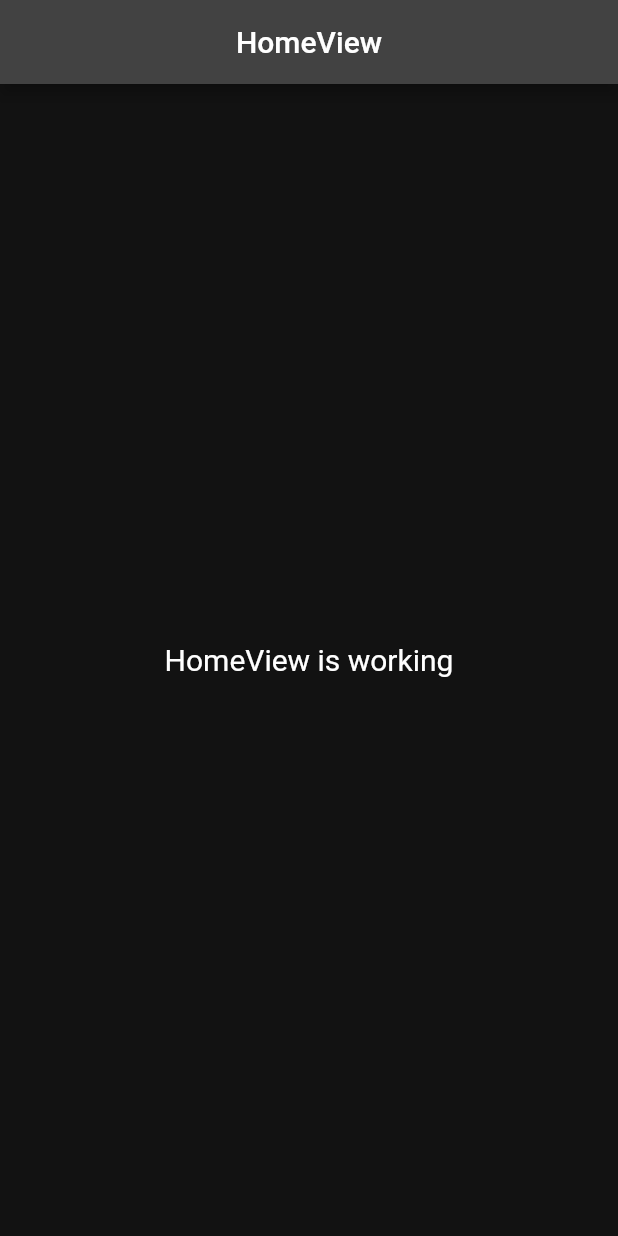
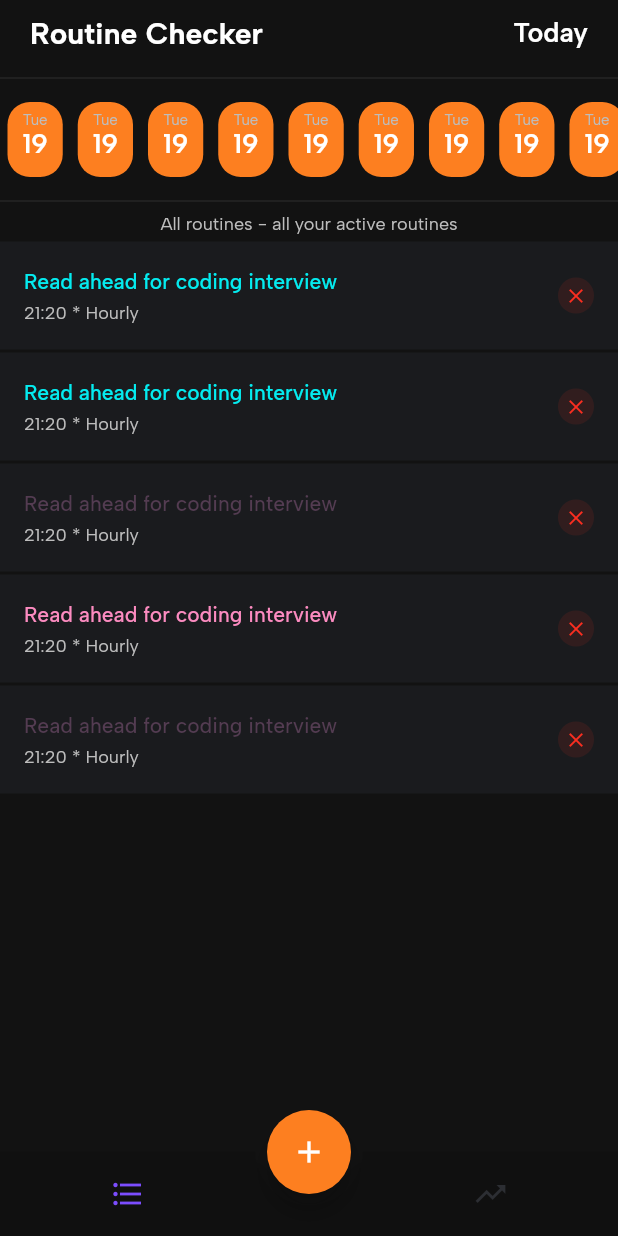
Before and after one commit to JustineUgo/routine_checker, a Flutter app: the screen it shows after launch, on a phone screen of 412 x 824 dp. Run offline on Flutter 3.47's test engine with Material 2 defaults, Android fonts, the phone set to English and light mode, and no system bars; drawn by our look-alikes of animated_bottom_navigation_bar; our stand-ins replace get.

Commit message:
basic dashboard ui

```diff
--- /dev/null
+++ b/lib/app/custom/widgets/appbar/appbar.dart
@@ -0,0 +1,43 @@
+
+import 'package:flutter/material.dart';
+import 'package:routine/app/utils/dimensions/dimensions.dart';
+
+class Appbar extends StatefulWidget {
+  const Appbar({
+    Key? key, required this.day,
+  }) : super(key: key);
+  final String day;
+
+  @override
+  State<Appbar> createState() => _AppbarState();
+}
+
+class _AppbarState extends State<Appbar> {
+  @override
+  Widget build(BuildContext context) {
+    return Column(
+      children: [
+        Container(
+          padding: EdgeInsets.symmetric(
+            horizontal: Dimensions.basePadding * 2,
+            vertical: Dimensions.basePadding
+          ),
+          child: Row(
+            mainAxisAlignment: MainAxisAlignment.spaceBetween,
+            children: [
+              Text(
+                'Routine Checker',
+                style: Theme.of(context).textTheme.headline1
+              ),
+              Text(
+                widget.day,
+                style: Theme.of(context).textTheme.headline2
+              ),
+            ],
+          ),
+        ),
+        const Divider(),
+      ],
+    );
+  }
+}
--- a/lib/app/modules/home/controllers/home_controller.dart
+++ b/lib/app/modules/home/controllers/home_controller.dart
@@ -1,9 +1,18 @@
+
+import 'dart:ui';
+
+import 'package:flutter/cupertino.dart';
 import 'package:get/get.dart';
+import 'package:routine/app/utils/color/color.dart';
+import 'package:routine/app/utils/constants/duration/duration.dart';
 
 class HomeController extends GetxController {
-  //TODO: Implement HomeController
+  PageController pageController = PageController();
 
-  final count = 0.obs;
+  var pageIndex = 0.obs;
+
+  List<Color> frequency = [hourly, daily, weekly, monthly, yearly];
+
   @override
   void onInit() {
     super.onInit();
@@ -19,5 +28,10 @@ class HomeController extends GetxController {
     super.onClose();
   }
 
-  void increment() => count.value++;
+  //switch the screen btw ALL and NEXTUP
+  void switchScreen(int index){
+    pageIndex.value = index;
+    pageController.animateToPage(pageIndex.value, duration: Durations.animation, curve: Curves.easeInOut);
+  }
+
 }
--- a/lib/app/modules/home/views/home_view.dart
+++ b/lib/app/modules/home/views/home_view.dart
@@ -1,7 +1,14 @@
+import 'package:animated_bottom_navigation_bar/animated_bottom_navigation_bar.dart';
 import 'package:flutter/material.dart';
 
 import 'package:get/get.dart';
-
+import 'package:routine/app/custom/widgets/appbar/appbar.dart';
+import 'package:routine/app/modules/home/views/widgets/nextup/nextup.dart';
+import 'package:routine/app/modules/home/views/widgets/routine_card/routine_card.dart';
+import 'package:routine/app/modules/home/views/widgets/routines/routines.dart';
+import 'package:routine/app/modules/home/views/widgets/timeline/timeline.dart';
+import 'package:routine/app/utils/color/color.dart';
+import 'package:routine/app/utils/dimensions/dimensions.dart';
 import '../controllers/home_controller.dart';
 
 class HomeView extends GetView<HomeController> {
@@ -9,16 +16,55 @@ class HomeView extends GetView<HomeController> {
   @override
   Widget build(BuildContext context) {
     return Scaffold(
-      appBar: AppBar(
-        title: const Text('HomeView'),
-        centerTitle: true,
+      floatingActionButton: FloatingActionButton(
+        onPressed: () {},
+        child: Icon(Icons.add),
       ),
-      body: Center(
-        child: Text(
-          'HomeView is working',
-          style: TextStyle(fontSize: 20),
+      floatingActionButtonLocation: FloatingActionButtonLocation.centerDocked,
+      bottomNavigationBar: Obx(()=>
+        AnimatedBottomNavigationBar(
+          inactiveColor: backgroundAccent1,
+          iconSize: 24,
+          backgroundColor: dark,
+          icons: const [Icons.format_list_bulleted_outlined, Icons.trending_up_outlined,],
+          activeIndex: controller.pageIndex.value,
+          gapLocation: GapLocation.center,
+          notchSmoothness: NotchSmoothness.smoothEdge,
+          onTap: (index) {
+            controller.switchScreen(index);
+          }
         ),
       ),
+      body: SafeArea(
+        child: Column(
+          children: [
+            Appbar(day: 'Today',),
+            DateTimeline(),
+            Obx(()=>
+              Container(
+                padding: EdgeInsets.only(bottom: Dimensions.basePadding/2),
+                child: Text(
+                  controller.pageIndex.value==0? 'All routines - all your active routines'
+                  :'Next up - routines in the next 12 hours',
+                  style: Theme.of(context).textTheme.headline6!.copyWith(
+                    color: grey
+                  ),
+                ),
+              ),
+            ),
+            Expanded(
+              child: PageView(
+                onPageChanged: (value) => controller.switchScreen(value),
+                controller: controller.pageController,
+                children: [
+                  AllRoutines(controller: controller, ),
+                  NextUp(controller: controller,),
+                ],
+              ),
+            ),
+          ],
+        ),
+      )
     );
   }
 }
--- /dev/null
+++ b/lib/app/modules/home/views/widgets/nextup/nextup.dart
@@ -0,0 +1,31 @@
+
+import 'package:flutter/material.dart';
+import 'package:routine/app/modules/home/controllers/home_controller.dart';
+import 'package:routine/app/modules/home/views/widgets/routine_card/routine_card.dart';
+
+class NextUp extends StatefulWidget {
+  const NextUp({
+    Key? key,
+    required this.controller,
+  }) : super(key: key);
+
+  final HomeController controller;
+
+  @override
+  State<NextUp> createState() => _NextUpState();
+}
+
+class _NextUpState extends State<NextUp> {
+  @override
+  Widget build(BuildContext context) {
+    return ListView.builder(
+      itemCount: 5,
+      itemBuilder: (context, index){
+        index = index==0?1:index;
+        int colorIndex = widget.controller.frequency.length%index;
+        colorIndex = colorIndex>4 ? 4: colorIndex;
+        return RoutineCard(controller: widget.controller, colorIndex: colorIndex, status: -3,);
+      }
+    );
+  }
+}
--- /dev/null
+++ b/lib/app/modules/home/views/widgets/routine_card/routine_card.dart
@@ -0,0 +1,54 @@
+
+import 'package:flutter/material.dart';
+import 'package:routine/app/modules/home/controllers/home_controller.dart';
+import 'package:routine/app/utils/color/color.dart';
+import 'package:routine/app/utils/dimensions/dimensions.dart';
+
+class RoutineCard extends StatefulWidget {
+  const RoutineCard({
+    Key? key,
+    required this.controller,
+    required this.colorIndex, required this.status,
+  }) : super(key: key);
+
+  final HomeController controller;
+  final int colorIndex;
+  final int status;
+
+  @override
+  State<RoutineCard> createState() => _RoutineCardState();
+}
+
+class _RoutineCardState extends State<RoutineCard> {
+  @override
+  Widget build(BuildContext context) {
+    return Column(
+      children: [
+        ListTile(
+          tileColor: backgroundSecondary,
+          title: Text(
+            'Read ahead for coding interview',
+            style: Theme.of(context).textTheme.headline4!.copyWith(
+              color: widget.controller.frequency[widget.colorIndex]
+            )
+          ),
+          subtitle: Text(
+            '21:20 * Hourly',
+            style: Theme.of(context).textTheme.headline6!.copyWith(
+              color: grey
+            ),
+          ),
+          trailing: CircleAvatar(
+            radius: Dimensions.basePadding*1.2,
+            backgroundColor: widget.status==-3?backgroundAccent:red.withOpacity(.1),//green.withOpacity(.1),//backgroundAccent,
+            child: Icon(
+              widget.status==-3?Icons.block: Icons.close, //Icons.check //Icons.block
+              color: widget.status==-3? dark: red,
+            ),
+          ),
+        ),
+        const SizedBox(height: 2,)
+      ],
+    );
+  }
+}
--- /dev/null
+++ b/lib/app/modules/home/views/widgets/routines/routines.dart
@@ -0,0 +1,31 @@
+
+import 'package:flutter/material.dart';
+import 'package:routine/app/modules/home/controllers/home_controller.dart';
+import 'package:routine/app/modules/home/views/widgets/routine_card/routine_card.dart';
+
+class AllRoutines extends StatefulWidget {
+  const AllRoutines({
+    Key? key,
+    required this.controller,
+  }) : super(key: key);
+
+  final HomeController controller;
+
+  @override
+  State<AllRoutines> createState() => _AllRoutinesState();
+}
+
+class _AllRoutinesState extends State<AllRoutines> {
+  @override
+  Widget build(BuildContext context) {
+    return ListView.builder(
+      itemCount: 5,
+      itemBuilder: (context, index){
+        index = index==0?1:index;
+        int colorIndex = widget.controller.frequency.length%index;
+        colorIndex = colorIndex>4 ? 4: colorIndex;
+        return RoutineCard(controller: widget.controller, colorIndex: colorIndex, status: 0,);
+      }
+    );
+  }
+}
--- /dev/null
+++ b/lib/app/modules/home/views/widgets/timeline/timeline.dart
@@ -0,0 +1,68 @@
+
+import 'package:flutter/material.dart';
+import 'package:get/get.dart';
+import 'package:routine/app/utils/color/color.dart';
+import 'package:routine/app/utils/dimensions/dimensions.dart';
+
+class DateTimeline extends StatefulWidget {
+  const DateTimeline({
+    Key? key,
+  }) : super(key: key);
+
+  @override
+  State<DateTimeline> createState() => _DateTimelineState();
+}
+
+class _DateTimelineState extends State<DateTimeline> {
+  @override
+  Widget build(BuildContext context) {
+    return Column(
+      children: [
+        const SizedBox(height: 8,),
+        SizedBox(
+          height: 50,
+          width: Get.width,
+          child: Column(
+            children: [
+                Expanded(
+                child: ListView.builder(
+                  scrollDirection: Axis.horizontal,
+                  itemCount: 30,
+                  itemBuilder: (context, index){
+                    return Container(
+                      margin: EdgeInsets.symmetric(horizontal: Dimensions.basePadding/2),
+                      padding: EdgeInsets.symmetric(
+                        horizontal: Dimensions.basePadding,
+                        vertical: Dimensions.basePadding/2
+                      ),
+                      decoration: BoxDecoration(
+                        color: orange,
+                        borderRadius: BorderRadius.all(Radius.circular(Dimensions.borderRadius))
+                      ),
+                      child: Column(
+                        children: [
+                          Text(
+                            'Tue',
+                            style: Theme.of(context).textTheme.headline6!.copyWith(
+                              fontSize: 10, color: grey
+                            ),
+                          ),
+                          Text(
+                            '19',
+                            style: Theme.of(context).textTheme.headline2,
+                          ),
+                        ],
+                      ),
+                    );
+                  }
+                ),
+              ),
+            ],
+          ),
+        ),
+        const SizedBox(height: 8,),
+        Divider(),
+      ],
+    );
+  }
+}
--- a/lib/app/utils/color/color.dart
+++ b/lib/app/utils/color/color.dart
@@ -1,12 +1,26 @@
 import 'dart:ui';
+
+import 'package:flutter/material.dart';
 
 Color black = const Color(0xff1e1e1e);
 Color white = const Color(0xffffffff);
+Color dark = const Color(0xff101010);
 Color backgroundPrimary = const Color(0xff121212);
 Color backgroundSecondary = const Color(0xff1A1B1E);
 Color backgroundAccent = const Color(0xff25262B);
 Color backgroundAccent1 = const Color(0xff2C2E33);
 Color blue = const Color(0xff007acc);
 Color orange = const Color(0xffFD7F20);
-Color redOrange = const Color(0xffFC2E20);
 Color amber = const Color(0xffFDB750);
+Color grey = Colors.grey[400]!;
+
+//frequency colors
+Color hourly = const Color(0xff04ECF0);
+Color daily = const Color(0xff543c52);
+Color weekly = const Color(0xffFC8BC0);
+Color monthly = const Color(0xff32CD30);
+Color yearly = const Color(0xffFFA384);
+
+//status colors
+Color green = const Color(0xff008000);
+Color red = const Color(0xffFC2E20);
--- /dev/null
+++ b/lib/app/utils/constants/duration/duration.dart
@@ -0,0 +1,3 @@
+class Durations{
+  static Duration animation =  const Duration(milliseconds: 500);
+}
--- /dev/null
+++ b/lib/app/utils/dimensions/dimensions.dart
@@ -0,0 +1,5 @@
+class Dimensions{
+  static double basePadding = 10;
+  static double baseBorderRadius = 10;
+  static double borderRadius = 15;
+}
--- a/lib/app/utils/theme/theme.dart
+++ b/lib/app/utils/theme/theme.dart
@@ -10,33 +10,40 @@ ThemeData themeData() {
       /*App bar titles*/
       headline1: base.headline1!.copyWith(
         fontFamily: 'AlbertSans',
-        fontSize: 16.0,
+        fontSize: 20.0,
         color: white,
         fontWeight: FontWeight.w700
       ),
 
       headline2: base.headline2!.copyWith(
         fontFamily: 'AlbertSans',
-        fontSize: 14.0,
+        fontSize: 18.0,
         color: white,
         fontWeight: FontWeight.w600
       ),
 
       headline3: base.headline3!.copyWith(
         fontFamily: 'AlbertSans',
-        fontSize: 14.0,
+        fontSize: 16.0,
         color: white,
-        fontWeight: FontWeight.w500
+        fontWeight: FontWeight.w400
       ),
 
       headline4: base.headline4!.copyWith(
         fontFamily: 'AlbertSans',
         fontSize: 14.0,
         color: white,
+        fontWeight: FontWeight.w500
+      ),
+
+      headline5: base.headline5!.copyWith(
+        fontFamily: 'AlbertSans',
+        fontSize: 14.0,
+        color: white,
         fontWeight: FontWeight.w400
       ),
 
-      headline5: base.headline5!.copyWith(
+      headline6: base.headline6!.copyWith(
         fontFamily: 'AlbertSans',
         fontSize: 12.0,
         color: white,
@@ -48,7 +55,13 @@ ThemeData themeData() {
   final ThemeData base = ThemeData.dark();
   return base.copyWith(
     //PRIMARY COLOR.
-    primaryColor: backgroundSecondary,
+    primaryColor: orange,
+
+    //FAB
+    floatingActionButtonTheme: FloatingActionButtonThemeData(
+      backgroundColor: orange,
+      foregroundColor: white,
+    ),
     scaffoldBackgroundColor: backgroundPrimary,
 
     //TEXT FIELDS
@@ -64,7 +77,7 @@ ThemeData themeData() {
         borderRadius: BorderRadius.all(Radius.circular(10)),
       ),
       errorBorder: OutlineInputBorder(
-        borderSide: BorderSide(color: redOrange),
+        borderSide: BorderSide(color: red),
         borderRadius: BorderRadius.all(Radius.circular(20))
       ),
       focusedErrorBorder: OutlineInputBorder(
@@ -78,7 +91,7 @@ ThemeData themeData() {
     //TEXT THEME
     textTheme: _textTheme(base.textTheme),
 
-    iconTheme: const IconThemeData(size: 16.0),
+    iconTheme: IconThemeData(size: 16.0, color: white),
   );
 
 
```
Also changed, not shown: pubspec.yaml (+1 -6 lines), pubspec.lock, 1 other file.
